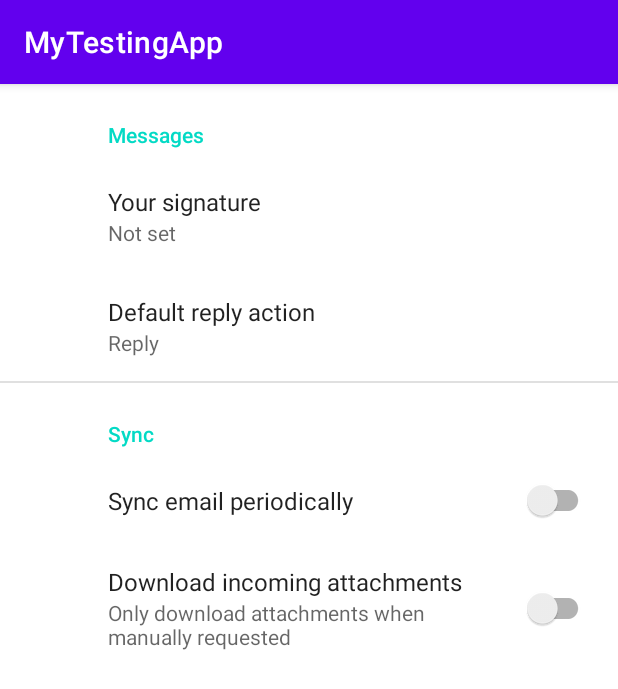
After one commit to mikaty98/MyTestingAp, an Android app: the fragment SettingsFragment shown on its own in the app's theme, on a phone screen of 412 x 824 dp. The commit adds this screen. Shown: the top 689 px of the screen. Run offline under Robolectric (Android 15) with nearby library versions, the phone set to English and light mode, and no system bars; our stand-ins replace androidx.preference.

Commit message:
mazen and Daniel update 3

```diff
--- a/app/build.gradle
+++ b/app/build.gradle
@@ -40,6 +40,11 @@ dependencies {
     implementation 'com.google.firebase:firebase-database'
     implementation 'com.google.android.gms:play-services-maps:17.0.0'
     implementation 'com.google.android.gms:play-services-location:17.1.0'
+    implementation 'androidx.lifecycle:lifecycle-livedata-ktx:2.2.0'
+    implementation 'androidx.lifecycle:lifecycle-viewmodel-ktx:2.2.0'
+    implementation 'androidx.viewpager:viewpager:1.0.0'
+    implementation 'androidx.legacy:legacy-support-v4:1.0.0'
+    implementation 'androidx.preference:preference:1.1.1'
 
 
     testImplementation 'junit:junit:4.+'
--- /dev/null
+++ b/app/src/main/java/com/example/mytestingapp/ui/main/SettingsFragment.java
@@ -0,0 +1,15 @@
+package com.example.mytestingapp.ui.main;
+
+import android.os.Bundle;
+
+import androidx.preference.PreferenceFragmentCompat;
+
+import com.example.mytestingapp.R;
+
+public class SettingsFragment extends PreferenceFragmentCompat {
+
+    @Override
+    public void onCreatePreferences(Bundle savedInstanceState, String rootKey) {
+        setPreferencesFromResource(R.xml.root_preferences, rootKey);
+    }
+}
--- a/app/src/main/res/layout/activity_provider_profile.xml
+++ b/app/src/main/res/layout/fragment_profile.xml
@@ -7,7 +7,7 @@
     android:gravity="center"
     android:background="@drawable/background_colour"
     android:layout_height="match_parent"
-    tools:context=".ProviderProfileActivity">
+    tools:context=".ui.main.ProfileFragment">
 
     <ScrollView
         android:layout_width="match_parent"
@@ -29,7 +29,7 @@
 
             <ImageView
                 android:id="@+id/profilePic"
-                android:layout_width="169dp"
+                android:layout_width="257dp"
                 android:layout_height="163dp"
                 android:background="@color/black"
                 tools:srcCompat="@drawable/ic_launcher_foreground" />
--- /dev/null
+++ b/app/src/main/res/values-w820dp/dimens.xml
@@ -0,0 +1,6 @@
+<resources>
+    <!-- Example customization of dimensions originally defined in res/values/dimens.xml
+         (such as screen margins) for screens with more than 820dp of available width. This
+         would include 7" and 10" devices in landscape (~960dp and ~1280dp respectively). -->
+    <dimen name="activity_horizontal_margin">64dp</dimen>
+</resources>
--- /dev/null
+++ b/app/src/main/res/values/arrays.xml
@@ -0,0 +1,12 @@
+<resources>
+    <!-- Reply Preference -->
+    <string-array name="reply_entries">
+        <item>Reply</item>
+        <item>Reply to all</item>
+    </string-array>
+
+    <string-array name="reply_values">
+        <item>reply</item>
+        <item>reply_all</item>
+    </string-array>
+</resources>
--- a/app/src/main/res/values/strings.xml
+++ b/app/src/main/res/values/strings.xml
@@ -1,4 +1,23 @@
 <resources>
     <string name="app_name">MyTestingApp</string>
     <string name="title_activity_maps">Map</string>
+    <string name="title_activity_provider_home">ProviderHomeActivity</string>
+    <string name="tab_text_1">Tab 1</string>
+    <string name="tab_text_2">Tab 2</string>
+    <!-- TODO: Remove or change this placeholder text -->
+    <string name="hello_blank_fragment">Hello blank fragment</string>
+    <!-- Preference Titles -->
+    <string name="messages_header">Messages</string>
+    <string name="sync_header">Sync</string>
+
+    <!-- Messages Preferences -->
+    <string name="signature_title">Your signature</string>
+    <string name="reply_title">Default reply action</string>
+
+    <!-- Sync Preferences -->
+    <string name="sync_title">Sync email periodically</string>
+    <string name="attachment_title">Download incoming attachments</string>
+    <string name="attachment_summary_on">Automatically download attachments for incoming emails
+    </string>
+    <string name="attachment_summary_off">Only download attachments when manually requested</string>
 </resources>
--- /dev/null
+++ b/app/src/main/res/xml/root_preferences.xml
@@ -0,0 +1,35 @@
+<PreferenceScreen xmlns:app="http://schemas.android.com/apk/res-auto">
+
+    <PreferenceCategory app:title="@string/messages_header">
+
+        <EditTextPreference
+            app:key="signature"
+            app:title="@string/signature_title"
+            app:useSimpleSummaryProvider="true" />
+
+        <ListPreference
+            app:defaultValue="reply"
+            app:entries="@array/reply_entries"
+            app:entryValues="@array/reply_values"
+            app:key="reply"
+            app:title="@string/reply_title"
+            app:useSimpleSummaryProvider="true" />
+
+    </PreferenceCategory>
+
+    <PreferenceCategory app:title="@string/sync_header">
+
+        <SwitchPreferenceCompat
+            app:key="sync"
+            app:title="@string/sync_title" />
+
+        <SwitchPreferenceCompat
+            app:dependency="sync"
+            app:key="attachment"
+            app:summaryOff="@string/attachment_summary_off"
+            app:summaryOn="@string/attachment_summary_on"
+            app:title="@string/attachment_title" />
+
+    </PreferenceCategory>
+
+</PreferenceScreen>
```
Also changed, not shown: app/src/main/AndroidManifest.xml (+5 -6 lines), app/src/main/java/com/example/mytestingapp/PLoginActivity.java (+4 -4 lines), app/src/main/java/com/example/mytestingapp/Provider.java (+3 -30 lines), app/src/main/java/com/example/mytestingapp/ProviderHomeActivity.java (added, +56 -0 lines), app/src/main/java/com/example/mytestingapp/ui/main/ExploreFragment.java (added, +66 -0 lines), app/src/main/java/com/example/mytestingapp/ui/main/PageViewModel.java (added, +26 -0 lines), app/src/main/java/com/example/mytestingapp/ui/main/ProfileFragment.java (added, +151 -0 lines), app/src/main/java/com/example/mytestingapp/ui/main/SectionsPagerAdapter.java (added, +65 -0 lines), app/src/main/res/layout/activity_provider_home.xml (added, +47 -0 lines), app/src/main/res/layout/fragment_explore.xml (added, +15 -0 lines), app/src/main/res/values/dimens.xml (added, +8 -0 lines), app/src/main/res/values/themes.xml (+9 -0 lines).
